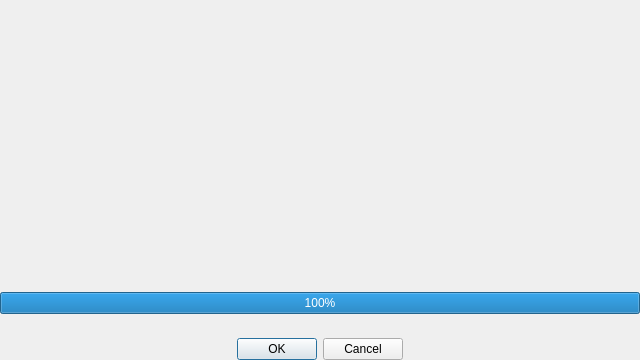
Old version of the form karin_progressdialog.ui in the repository glKarin/file_transfer.
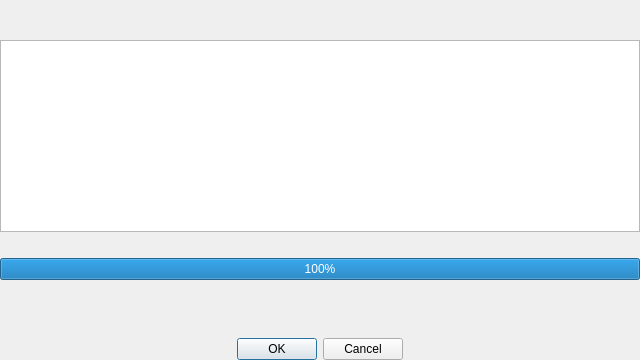
New version of the form.

Diff of the .ui file:
```diff
--- a/karin_progressdialog.ui
+++ b/karin_progressdialog.ui
@@ -70,25 +70,12 @@
          </rect>
         </property>
         <layout class="QVBoxLayout" name="work_layout">
-         <item>
-          <spacer name="verticalSpacer">
-           <property name="orientation">
-            <enum>Qt::Vertical</enum>
-           </property>
-           <property name="sizeHint" stdset="0">
-            <size>
-             <width>20</width>
-             <height>40</height>
-            </size>
-           </property>
-          </spacer>
-         </item>
          <item>
           <widget class="QLabel" name="work_label">
            <property name="minimumSize">
             <size>
              <width>0</width>
-             <height>32</height>
+             <height>0</height>
             </size>
            </property>
            <property name="text">
@@ -103,29 +90,29 @@
           </widget>
          </item>
          <item>
-          <spacer name="verticalSpacer_4">
-           <property name="orientation">
-            <enum>Qt::Vertical</enum>
+          <widget class="QTextBrowser" name="log_browser">
+           <property name="documentTitle">
+            <string>Log</string>
            </property>
-           <property name="sizeHint" stdset="0">
-            <size>
-             <width>20</width>
-             <height>40</height>
-            </size>
+           <property name="lineWrapMode">
+            <enum>QTextEdit::NoWrap</enum>
            </property>
-          </spacer>
+          </widget>
          </item>
          <item>
           <widget class="QLabel" name="work_desc">
            <property name="minimumSize">
             <size>
              <width>0</width>
-             <height>96</height>
+             <height>0</height>
             </size>
            </property>
            <property name="text">
             <string/>
            </property>
+           <property name="alignment">
+            <set>Qt::AlignCenter</set>
+           </property>
            <property name="wordWrap">
             <bool>false</bool>
            </property>
```
